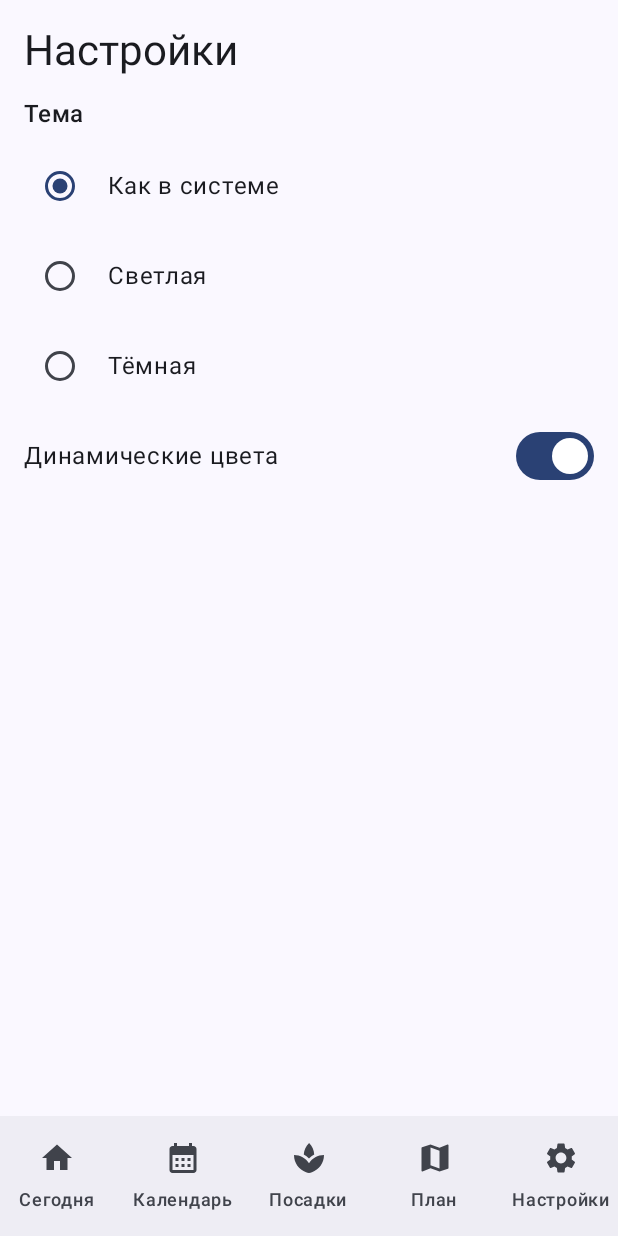
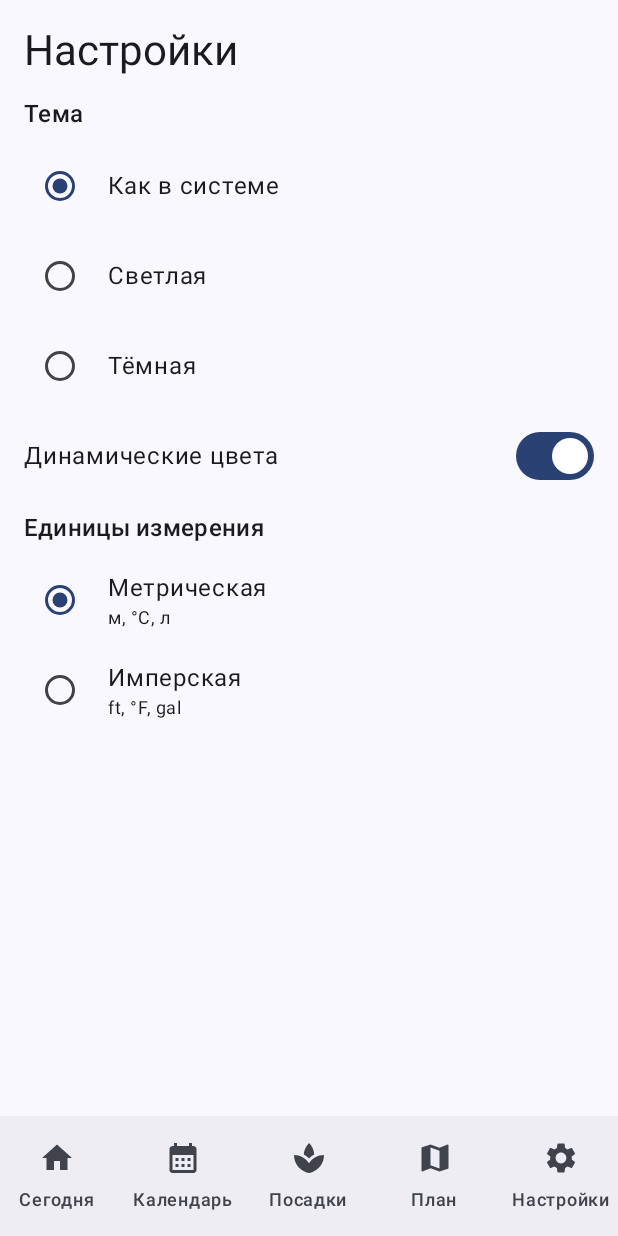
Before and after one commit to titeha/MyCottage, an Android app built with Jetpack Compose: the SettingsScreen screen opened through its navigation route, on a phone screen of 412 x 824 dp. Run offline under Robolectric (Android 15) with nearby library versions, the light colour scheme and no system bars.

Commit message:
feat(андроид): добавлен выбор системы единиц в настройках

```diff
--- a/android-app/app/src/main/java/ru/mycottege/app/ui/screens/SettingsScreen.kt
+++ b/android-app/app/src/main/java/ru/mycottege/app/ui/screens/SettingsScreen.kt
@@ -62,6 +62,23 @@ fun SettingsScreen() {
     } else {
       Text("Динамические цвета доступны на Android 12+.", style = MaterialTheme.typography.bodySmall)
     }
+
+    Text(
+      text = stringResource(R.string.settings_units_title),
+      style = MaterialTheme.typography.titleMedium
+    )
+
+    UnitOption(
+      title = stringResource(R.string.settings_units_metric),
+      hint = stringResource(R.string.settings_units_hint_metric),
+      selected = unitSystem == UnitSystem.METRIC
+    ) { scope.launch { prefs.setUnitSystem(UnitSystem.METRIC) } }
+
+    UnitOption(
+      title = stringResource(R.string.settings_units_imperial),
+      hint = stringResource(R.string.settings_units_hint_imperial),
+      selected = unitSystem == UnitSystem.IMPERIAL
+    ) { scope.launch { prefs.setUnitSystem(UnitSystem.IMPERIAL) } }
   }
 }
 
```
